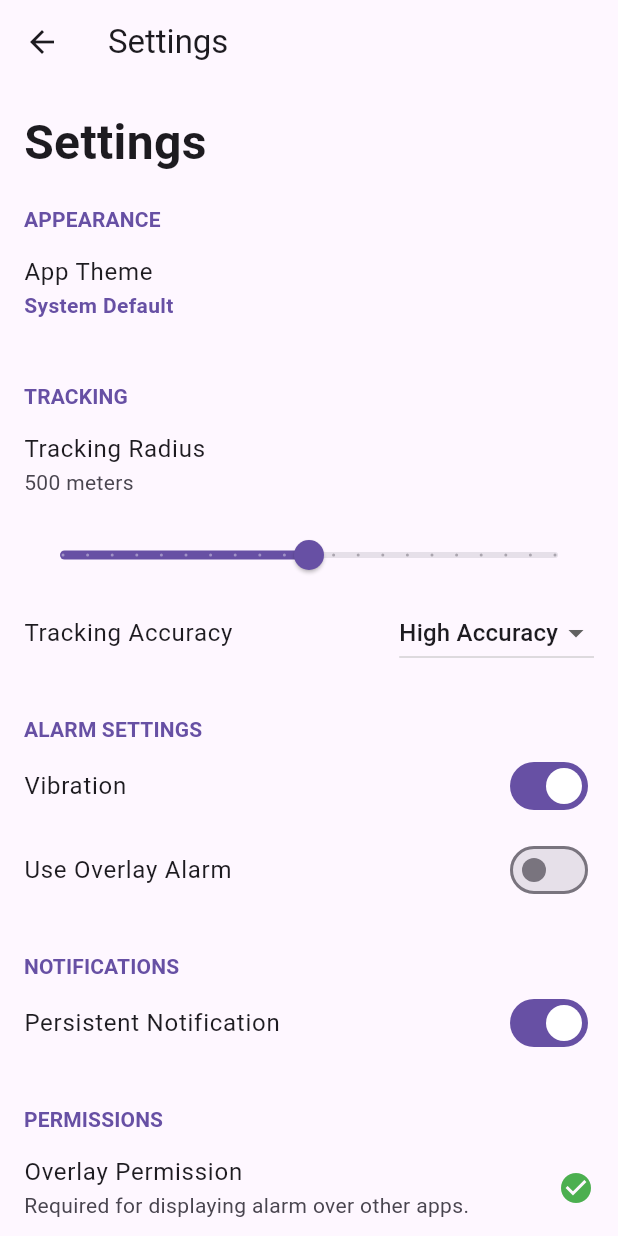
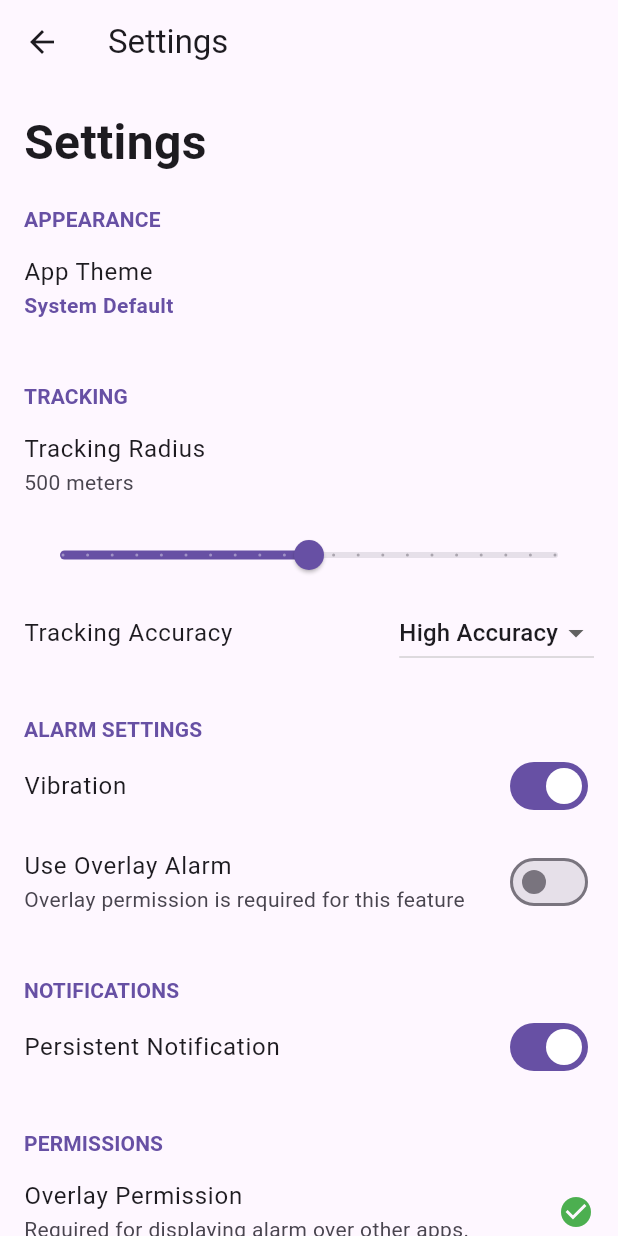
Before and after one commit to leywino/wakepoint, a Flutter app: the SettingsScreen screen opened directly, on a phone screen of 412 x 824 dp. Run offline on Flutter 3.47's test engine with Material 3 defaults, Android fonts, the phone set to English and light mode, and no system bars; our stand-ins replace flutter_local_notifications, fluttertoast, geocoding, geolocator, google_fonts, google_places_flutter and 2 more; missing offline and left inert: flutter_background; accounts and stored records are empty.

```diff
--- a/lib/pages/settings_screen.dart
+++ b/lib/pages/settings_screen.dart
@@ -202,6 +202,7 @@ class _SettingsScreenState extends State<SettingsScreen> {
               ? (value) => settingsProvider.useOverlayAlarm = value
               : null,
           disabled: !_overlayGranted,
+          subtitle: 'Overlay permission is required for this feature',
         ),
       ],
     );
@@ -290,10 +291,11 @@ class _SettingsScreenState extends State<SettingsScreen> {
   /// **Reusable Switch Tile**
   Widget _buildSwitchTile(
       String title, bool value, ValueChanged<bool>? onChanged,
-      {bool disabled = false}) {
+      {bool disabled = false, String? subtitle}) {
     return SwitchListTile(
       contentPadding: EdgeInsets.zero,
       title: Text(title),
+      subtitle: subtitle != null ? Text(subtitle) : null,
       value: value,
       onChanged: disabled ? null : onChanged,
     );
```
Also changed, not shown: pubspec.yaml (+8 -0 lines), assets/logo.png (added), pubspec.lock, 94 other files.
